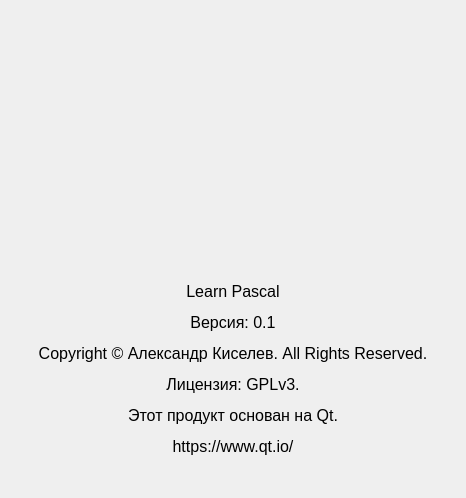
AlexKiselev97/learn_pascal, file source/aboutdialog.ui: the form before one commit.
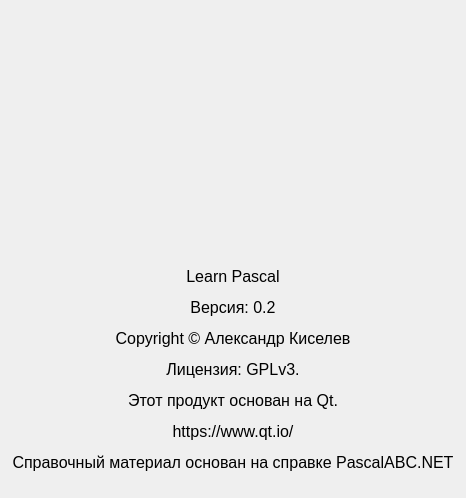
The form after the commit. Icons and pictures are not drawn.

What changed in the file:
```diff
--- a/source/aboutdialog.ui
+++ b/source/aboutdialog.ui
@@ -44,7 +44,7 @@
       </font>
      </property>
      <property name="text">
-      <string>&lt;html&gt;&lt;head/&gt;&lt;body&gt;&lt;p align=&quot;center&quot;&gt;Learn Pascal&lt;/p&gt;&lt;p align=&quot;center&quot;&gt;Версия: 0.1&lt;/p&gt;&lt;p align=&quot;center&quot;&gt;Copyright © Александр Киселев. All Rights Reserved.&lt;/p&gt;&lt;p align=&quot;center&quot;&gt;Лицензия: GPLv3.&lt;/p&gt;&lt;p align=&quot;center&quot;&gt;Этот продукт основан на Qt.&lt;/p&gt;&lt;p align=&quot;center&quot;&gt;https://www.qt.io/&lt;/p&gt;&lt;/body&gt;&lt;/html&gt;</string>
+      <string>&lt;html&gt;&lt;head/&gt;&lt;body&gt;&lt;p align=&quot;center&quot;&gt;Learn Pascal&lt;/p&gt;&lt;p align=&quot;center&quot;&gt;Версия: 0.2&lt;/p&gt;&lt;p align=&quot;center&quot;&gt;Copyright © Александр Киселев&lt;/p&gt;&lt;p align=&quot;center&quot;&gt;Лицензия: GPLv3.&lt;/p&gt;&lt;p align=&quot;center&quot;&gt;Этот продукт основан на Qt.&lt;/p&gt;&lt;p align=&quot;center&quot;&gt;https://www.qt.io/&lt;/p&gt;&lt;p align=&quot;center&quot;&gt;Справочный материал основан на справке PascalABC.NET&lt;/p&gt;&lt;/body&gt;&lt;/html&gt;</string>
      </property>
      <property name="alignment">
       <set>Qt::AlignCenter</set>
```
